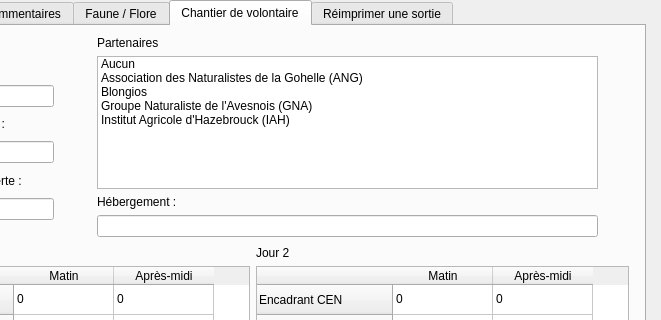
Old version of the form ui_bdtravaux_sortie.ui in the repository VincentD/bdtravaux; both pictures show x 145 to 806 and y 0 to 320 of the 806 by 553 pixel window.
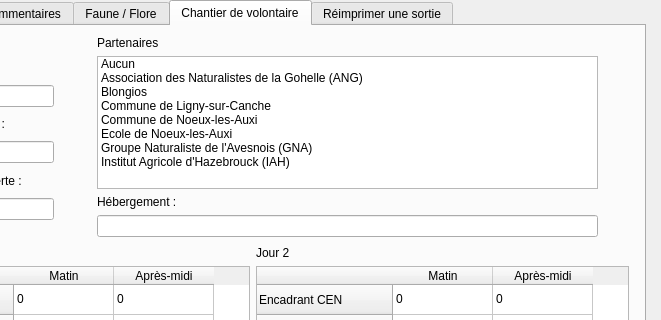
New version of the form. The open tabs and pages were chosen to show the change.

Commit message: Issue #49 : le composeur n'affiche plus que les 3 couches de gestion saisie et le contour du site. Reste à remettre les couches dans leur état initial à la fermeture du composeur, et voir comment mettre la légende à jour automatiquement. + nettoyages divers dans le modul operationDialog.py

```diff
--- a/ui_bdtravaux_sortie.ui
+++ b/ui_bdtravaux_sortie.ui
@@ -405,6 +405,21 @@
           <string>Blongios</string>
          </property>
         </item>
+        <item>
+         <property name="text">
+          <string>Commune de Ligny-sur-Canche</string>
+         </property>
+        </item>
+        <item>
+         <property name="text">
+          <string>Commune de Noeux-les-Auxi</string>
+         </property>
+        </item>
+        <item>
+         <property name="text">
+          <string>Ecole de Noeux-les-Auxi</string>
+         </property>
+        </item>
         <item>
          <property name="text">
           <string>Groupe Naturaliste de l'Avesnois (GNA)</string>
```
Left out of the diff: 2 changed lines with no effect on the pictures. The commit also changes 1 other file.
